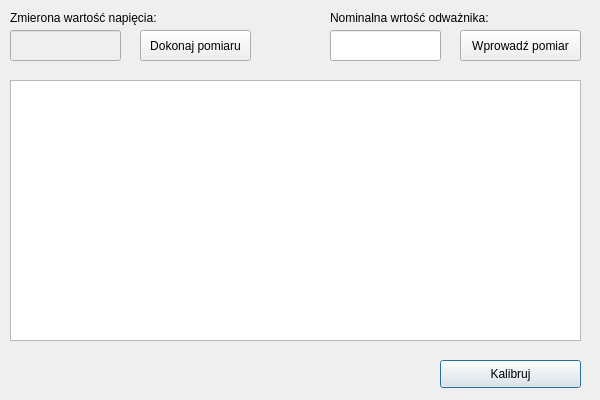
The window that UI/CalibrateDialogUI.ui (Szkodniq1/Propeller-Dynamometer) describes before a commit, drawn with Qt 5.
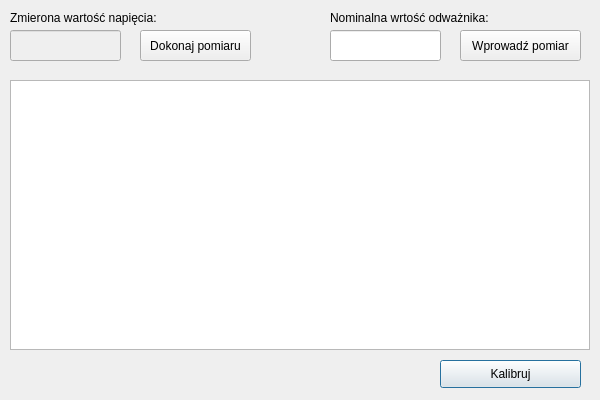
The same window after the commit.

```diff
--- a/UI/CalibrateDialogUI.ui
+++ b/UI/CalibrateDialogUI.ui
@@ -16,6 +16,18 @@
     <verstretch>0</verstretch>
    </sizepolicy>
   </property>
+  <property name="minimumSize">
+   <size>
+    <width>600</width>
+    <height>400</height>
+   </size>
+  </property>
+  <property name="maximumSize">
+   <size>
+    <width>600</width>
+    <height>400</height>
+   </size>
+  </property>
   <property name="windowTitle">
    <string>Dialog</string>
   </property>
@@ -99,8 +111,8 @@
     <rect>
      <x>10</x>
      <y>80</y>
-     <width>571</width>
-     <height>261</height>
+     <width>580</width>
+     <height>270</height>
     </rect>
    </property>
    <property name="editTriggers">
@@ -112,6 +124,15 @@
    <property name="textElideMode">
     <enum>Qt::ElideRight</enum>
    </property>
+   <attribute name="horizontalHeaderDefaultSectionSize">
+    <number>290</number>
+   </attribute>
+   <attribute name="horizontalHeaderMinimumSectionSize">
+    <number>290</number>
+   </attribute>
+   <attribute name="horizontalHeaderStretchLastSection">
+    <bool>false</bool>
+   </attribute>
   </widget>
   <widget class="QLineEdit" name="measurements">
    <property name="enabled">
```
